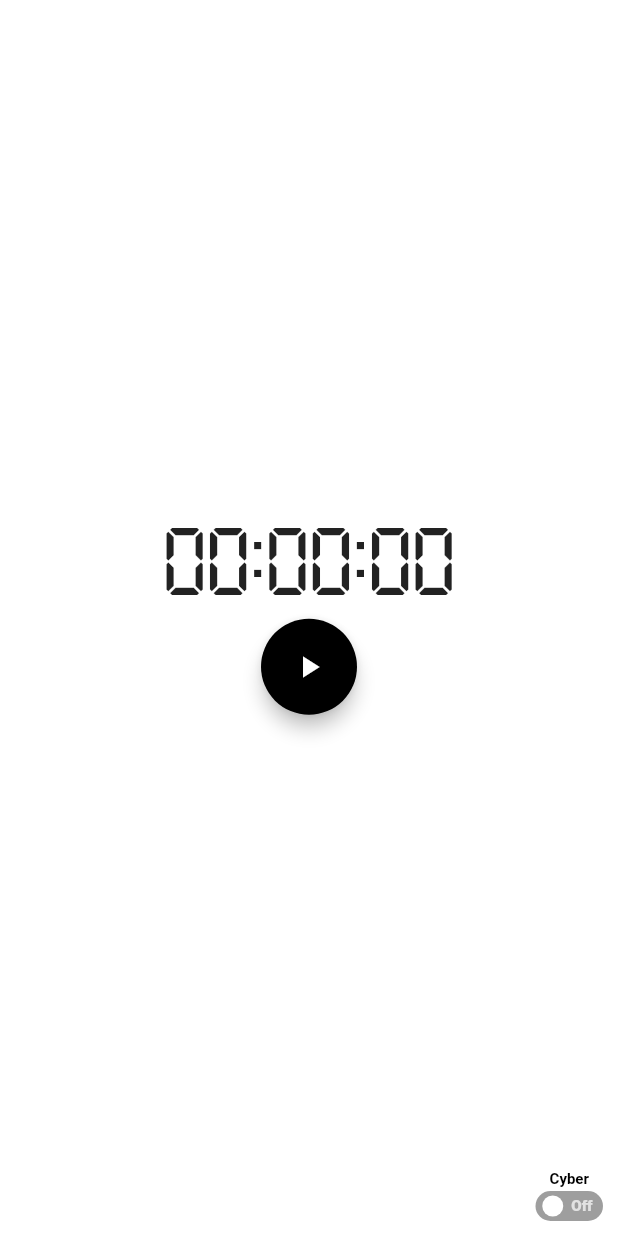
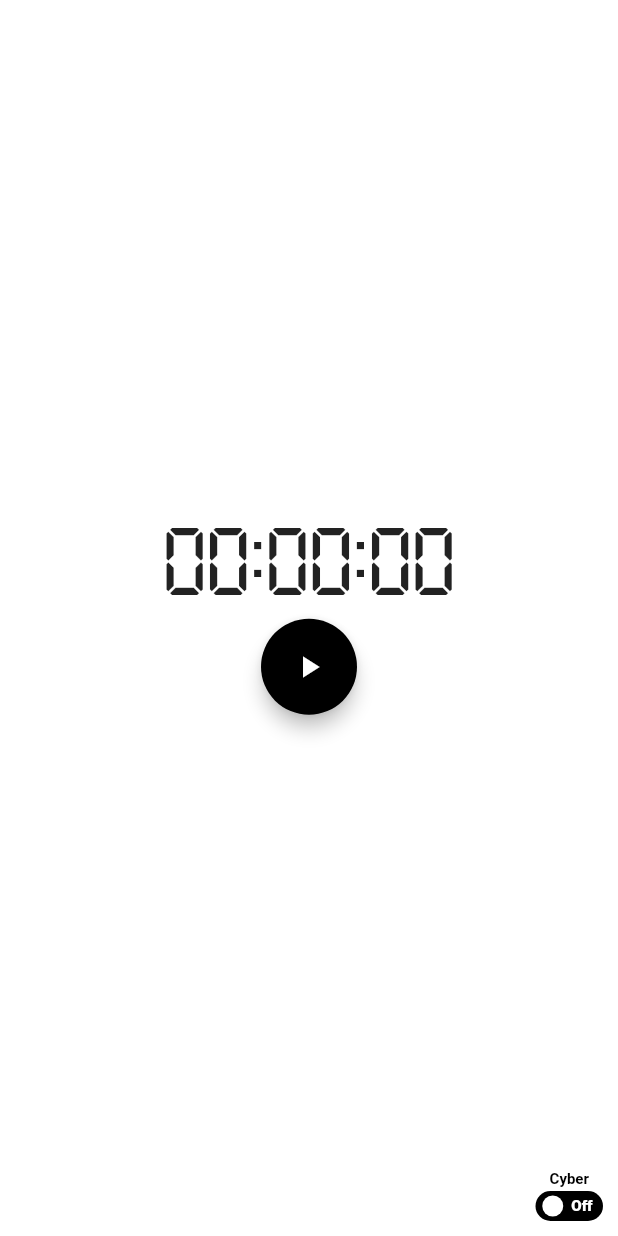
Before and after one commit to bryancalisto/Clocker, a Flutter app: the screen it shows after launch, after a tap on "On", on a phone screen of 412 x 824 dp. Run offline on Flutter 3.47's test engine with Material 2 defaults, Android fonts, the phone set to English and light mode, and no system bars; drawn by our look-alikes of flutter_switch; missing offline and left inert: bitsdojo_window, flutter_acrylic.

Commit message:
Refactor: Changed color of switch in light mode

```diff
--- a/lib/widgets/switch.dart
+++ b/lib/widgets/switch.dart
@@ -30,6 +30,8 @@ class DarkModeSwitch extends StatelessWidget {
                 borderRadius: 20.0,
                 activeColor: primaryColor,
                 activeTextColor: onPrimaryColor,
+                inactiveColor: primaryColor,
+                inactiveTextColor: onPrimaryColor,
                 toggleColor: onPrimaryColor,
                 padding: 3.0,
                 showOnOff: true,
```
